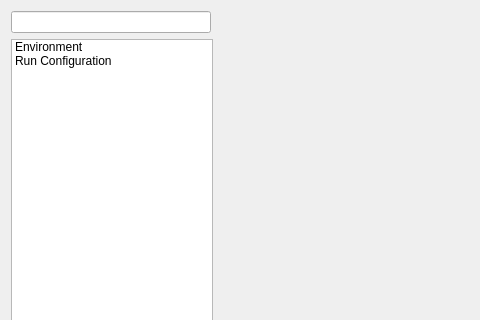
The window that composer-gui/ui/PreferencesDialog.ui (TeleMidia/nclcomposer) describes before a commit, drawn with Qt 5; both pictures show x 0 to 480 and y 0 to 320 of the 618 by 403 pixel window.
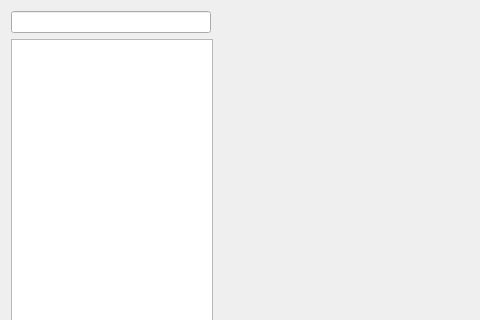
The same window after the commit. Icons and pictures are not drawn.

```diff
--- a/composer-gui/ui/PreferencesDialog.ui
+++ b/composer-gui/ui/PreferencesDialog.ui
@@ -93,24 +93,6 @@
      <property name="spacing">
       <number>5</number>
      </property>
-     <item>
-      <property name="text">
-       <string>Environment</string>
-      </property>
-      <property name="icon">
-       <iconset resource="../images.qrc">
-        <normaloff>:/mainwindow/images/preferences_icon.png</normaloff>:/mainwindow/images/preferences_icon.png</iconset>
-      </property>
-     </item>
-     <item>
-      <property name="text">
-       <string>Run Configuration</string>
-      </property>
-      <property name="icon">
-       <iconset resource="../images.qrc">
-        <normaloff>:/mainwindow/images/play_button.png</normaloff>:/mainwindow/images/play_button.png</iconset>
-      </property>
-     </item>
     </widget>
    </item>
   </layout>
```
Left out of the diff: 6 changed lines with no effect on the pictures.
